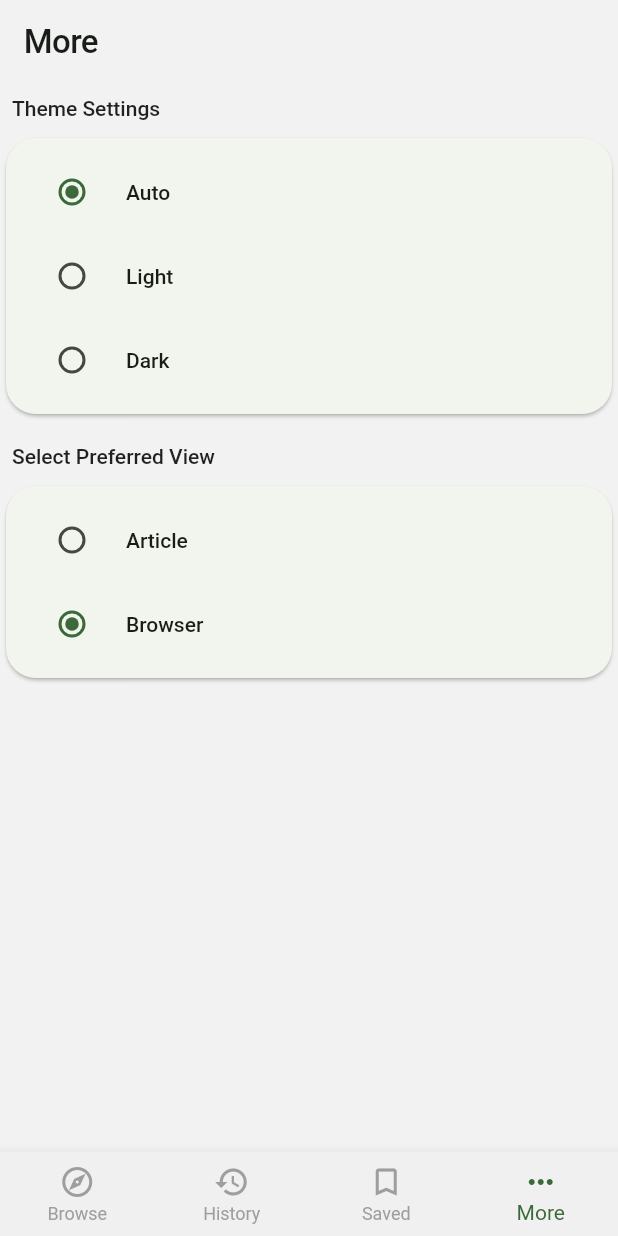
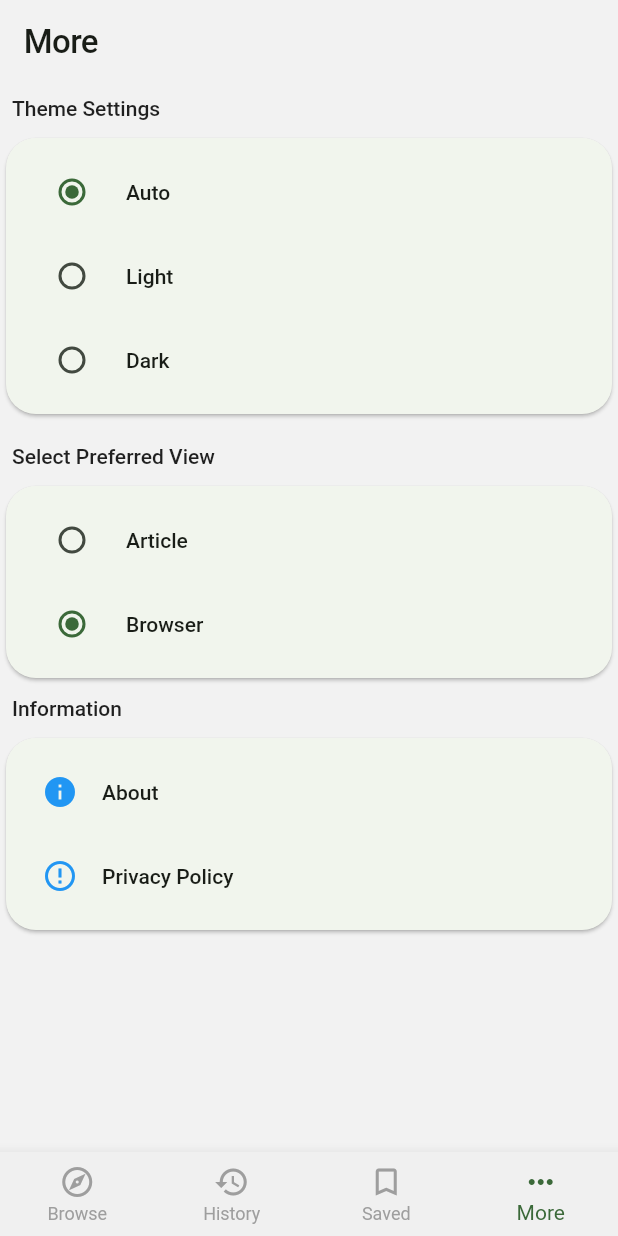
Before and after one commit to doreanbyte/katswiri, a Flutter app: the screen it shows after launch, item 4 of the bottom bar chosen, on a phone screen of 412 x 824 dp. Run offline on Flutter 3.47's test engine with Material 2 defaults, Android fonts, the phone set to English and light mode, and no system bars; drawn by our look-alikes of dynamic_color; our stand-ins replace cached_network_image, dio, flutter_bloc, flutter_widget_from_html_core, share_plus, shared_preferences and 3 more; missing offline and left inert: dio_cache_interceptor; accounts and stored records are empty.

Commit message:
[more_screen] Added section for more information about the app

```diff
--- a/lib/screens/more_screen.dart
+++ b/lib/screens/more_screen.dart
@@ -16,6 +16,7 @@ class MoreScreen extends StatelessWidget {
           _ToggleThemeSection(),
           SizedBox(height: 8.0),
           _ToggleJobViewSection(),
+          _InformationSection(),
         ],
       ),
     );
@@ -85,3 +86,58 @@ class _ToggleJobViewSection extends StatelessWidget {
     );
   }
 }
+
+class _InformationSection extends StatelessWidget {
+  const _InformationSection();
+
+  @override
+  Widget build(BuildContext context) {
+    return Column(
+      crossAxisAlignment: CrossAxisAlignment.start,
+      children: [
+        const Padding(
+          padding: EdgeInsets.all(8.0),
+          child: Text(
+            'Information',
+            style: TextStyle(
+              fontWeight: FontWeight.w500,
+            ),
+          ),
+        ),
+        Card(
+          shape: RoundedRectangleBorder(
+            borderRadius: BorderRadius.circular(20.0),
+          ),
+          child: Container(
+            padding: const EdgeInsets.all(8.0),
+            child: Column(
+              crossAxisAlignment: CrossAxisAlignment.start,
+              children: [
+                InkWell(
+                  onTapDown: (_) {},
+                  child: ListTile(
+                    leading: Icon(
+                      Icons.info,
+                      color: Theme.of(context).primaryColor,
+                    ),
+                    title: const Text('About'),
+                  ),
+                ),
+                InkWell(
+                  onTapDown: (_) {},
+                  child: ListTile(
+                    leading: Icon(
+                      Icons.error_outline,
+                      color: Theme.of(context).primaryColor,
+                    ),
+                    title: const Text('Privacy Policy'),
+                  ),
+                ),
+              ],
+            ),
+          ),
+        ),
+      ],
+    );
+  }
+}
```
